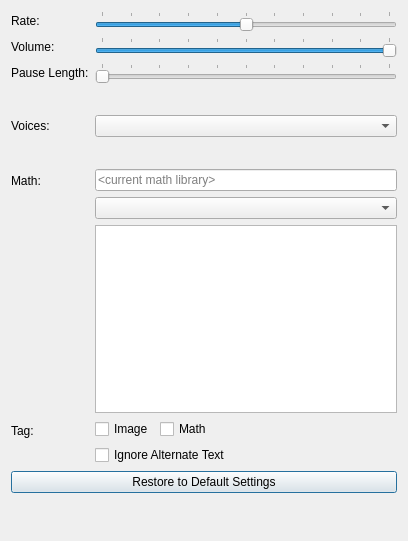
Before: the Qt Designer form src/forms/speech_settings.ui in DinoZAR/CentralAccessReader, drawn with Qt 5.
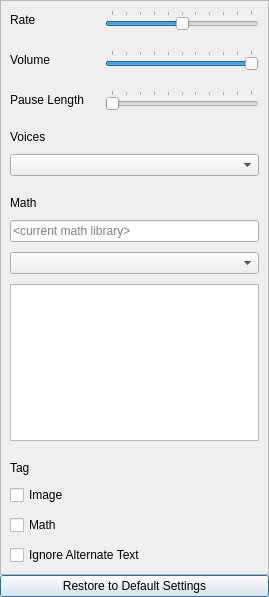
After: the same form once the commit is applied. Icons and pictures are not drawn.

Commit message: Restore buttons on the settings pages now only reset values that the settings pane reveals.

```diff
--- a/src/forms/speech_settings.ui
+++ b/src/forms/speech_settings.ui
@@ -6,8 +6,8 @@
    <rect>
     <x>0</x>
     <y>0</y>
-    <width>408</width>
-    <height>541</height>
+    <width>269</width>
+    <height>597</height>
    </rect>
   </property>
   <property name="windowTitle">
@@ -17,27 +17,42 @@
    <iconset resource="resource.qrc">
     <normaloff>:/classic/icons/speech_settings_classic.png</normaloff>:/classic/icons/speech_settings_classic.png</iconset>
   </property>
-  <layout class="QVBoxLayout" name="verticalLayout" stretch="0,0,0">
+  <layout class="QVBoxLayout" name="verticalLayout_3">
+   <property name="spacing">
+    <number>0</number>
+   </property>
+   <property name="margin">
+    <number>0</number>
+   </property>
+   <item>
+    <widget class="QScrollArea" name="scrollArea">
+     <property name="widgetResizable">
+      <bool>true</bool>
+     </property>
+     <widget class="QWidget" name="scrollAreaWidgetContents">
+      <property name="geometry">
+       <rect>
+        <x>0</x>
+        <y>0</y>
+        <width>267</width>
+        <height>572</height>
+       </rect>
+      </property>
+      <layout class="QVBoxLayout" name="verticalLayout_9">
+       <property name="spacing">
+        <number>20</number>
+       </property>
    <item>
     <layout class="QFormLayout" name="formLayout">
-     <property name="fieldGrowthPolicy">
-      <enum>QFormLayout::AllNonFixedFieldsGrow</enum>
-     </property>
      <item row="0" column="0">
       <widget class="QLabel" name="label">
        <property name="text">
-        <string>Rate:</string>
+            <string>Rate</string>
        </property>
       </widget>
      </item>
      <item row="0" column="1">
       <widget class="QSlider" name="rateSlider">
-       <property name="minimumSize">
-        <size>
-         <width>201</width>
-         <height>0</height>
-        </size>
-       </property>
        <property name="toolTip">
         <string>Words per minute slider (rate)</string>
        </property>
@@ -61,21 +76,15 @@
        </property>
       </widget>
      </item>
-     <item row="2" column="0">
+         <item row="1" column="0">
       <widget class="QLabel" name="label_2">
        <property name="text">
-        <string>Volume:</string>
+            <string>Volume</string>
        </property>
       </widget>
      </item>
-     <item row="2" column="1">
+         <item row="1" column="1">
       <widget class="QSlider" name="volumeSlider">
-       <property name="minimumSize">
-        <size>
-         <width>201</width>
-         <height>0</height>
-        </size>
-       </property>
        <property name="toolTip">
         <string>Volume slider</string>
        </property>
@@ -96,30 +105,47 @@
        </property>
       </widget>
      </item>
-     <item row="4" column="1">
-      <spacer name="verticalSpacer_3">
+         <item row="2" column="0">
+          <widget class="QLabel" name="label_6">
+           <property name="text">
+            <string>Pause Length</string>
+           </property>
+          </widget>
+         </item>
+         <item row="2" column="1">
+          <widget class="QSlider" name="pauseSlider">
+           <property name="maximum">
+            <number>10</number>
+           </property>
+           <property name="pageStep">
+            <number>1</number>
+           </property>
        <property name="orientation">
-        <enum>Qt::Vertical</enum>
-       </property>
-       <property name="sizeType">
-        <enum>QSizePolicy::Fixed</enum>
-       </property>
-       <property name="sizeHint" stdset="0">
-        <size>
-         <width>20</width>
-         <height>20</height>
-        </size>
-       </property>
-      </spacer>
-     </item>
-     <item row="5" column="0">
+            <enum>Qt::Horizontal</enum>
+           </property>
+           <property name="tickPosition">
+            <enum>QSlider::TicksAbove</enum>
+           </property>
+           <property name="tickInterval">
+            <number>1</number>
+           </property>
+          </widget>
+         </item>
+        </layout>
+       </item>
+       <item>
+        <layout class="QVBoxLayout" name="verticalLayout_5">
+         <property name="spacing">
+          <number>10</number>
+         </property>
+         <item>
       <widget class="QLabel" name="label_3">
        <property name="text">
-        <string>Voices:</string>
+            <string>Voices</string>
        </property>
       </widget>
      </item>
-     <item row="5" column="1">
+         <item>
       <widget class="QComboBox" name="voiceComboBox">
        <property name="toolTip">
         <string>Drop down box for selecting the voice</string>
@@ -129,122 +155,21 @@
        </property>
       </widget>
      </item>
-     <item row="6" column="1">
-      <spacer name="verticalSpacer_2">
-       <property name="orientation">
-        <enum>Qt::Vertical</enum>
-       </property>
-       <property name="sizeType">
-        <enum>QSizePolicy::Fixed</enum>
-       </property>
-       <property name="sizeHint" stdset="0">
-        <size>
-         <width>20</width>
-         <height>20</height>
-        </size>
-       </property>
-      </spacer>
-     </item>
-     <item row="7" column="0">
+        </layout>
+       </item>
+       <item>
+        <layout class="QVBoxLayout" name="verticalLayout_4">
+         <property name="spacing">
+          <number>10</number>
+         </property>
+         <item>
       <widget class="QLabel" name="label_5">
        <property name="text">
-        <string>Math:</string>
-       </property>
-      </widget>
-     </item>
-     <item row="8" column="0">
-      <widget class="QLabel" name="label_4">
-       <property name="text">
-        <string>Tag:</string>
-       </property>
-      </widget>
-     </item>
-     <item row="3" column="1">
-      <widget class="QSlider" name="pauseSlider">
-       <property name="maximum">
-        <number>10</number>
-       </property>
-       <property name="pageStep">
-        <number>1</number>
-       </property>
-       <property name="orientation">
-        <enum>Qt::Horizontal</enum>
-       </property>
-       <property name="tickPosition">
-        <enum>QSlider::TicksAbove</enum>
-       </property>
-       <property name="tickInterval">
-        <number>1</number>
-       </property>
-      </widget>
-     </item>
-     <item row="3" column="0">
-      <widget class="QLabel" name="label_6">
-       <property name="text">
-        <string>Pause Length:</string>
-       </property>
-      </widget>
-     </item>
-     <item row="8" column="1">
-      <layout class="QVBoxLayout" name="verticalLayout_3">
-       <item>
-        <layout class="QHBoxLayout" name="horizontalLayout_3">
-         <item>
-          <widget class="QCheckBox" name="imageTagCheckBox">
-           <property name="text">
-            <string>Image</string>
-           </property>
-          </widget>
-         </item>
-         <item>
-          <widget class="QCheckBox" name="mathTagCheckBox">
-           <property name="text">
             <string>Math</string>
            </property>
           </widget>
          </item>
          <item>
-          <spacer name="horizontalSpacer_2">
-           <property name="orientation">
-            <enum>Qt::Horizontal</enum>
-           </property>
-           <property name="sizeHint" stdset="0">
-            <size>
-             <width>40</width>
-             <height>20</height>
-            </size>
-           </property>
-          </spacer>
-         </item>
-        </layout>
-       </item>
-       <item>
-        <layout class="QHBoxLayout" name="horizontalLayout_4">
-         <item>
-          <widget class="QCheckBox" name="ignoreAltTextCheckBox">
-           <property name="text">
-            <string>Ignore Alternate Text</string>
-           </property>
-          </widget>
-         </item>
-         <item>
-          <spacer name="horizontalSpacer_3">
-           <property name="orientation">
-            <enum>Qt::Horizontal</enum>
-           </property>
-           <property name="sizeHint" stdset="0">
-            <size>
-             <width>40</width>
-             <height>20</height>
-            </size>
-           </property>
-          </spacer>
-         </item>
-        </layout>
-       </item>
-      </layout>
-     </item>
-     <item row="7" column="1">
       <layout class="QVBoxLayout" name="verticalLayout_2">
        <item>
         <widget class="QLineEdit" name="mathLibraryDisplay">
@@ -276,7 +201,44 @@
     </layout>
    </item>
    <item>
-    <layout class="QHBoxLayout" name="horizontalLayout">
+        <layout class="QVBoxLayout" name="verticalLayout">
+         <property name="spacing">
+          <number>10</number>
+         </property>
+         <item>
+          <widget class="QLabel" name="label_4">
+           <property name="text">
+            <string>Tag</string>
+           </property>
+          </widget>
+         </item>
+         <item>
+          <widget class="QCheckBox" name="imageTagCheckBox">
+           <property name="text">
+            <string>Image</string>
+           </property>
+          </widget>
+         </item>
+         <item>
+          <widget class="QCheckBox" name="mathTagCheckBox">
+           <property name="text">
+            <string>Math</string>
+           </property>
+          </widget>
+         </item>
+         <item>
+          <widget class="QCheckBox" name="ignoreAltTextCheckBox">
+           <property name="text">
+            <string>Ignore Alternate Text</string>
+           </property>
+          </widget>
+         </item>
+        </layout>
+       </item>
+      </layout>
+     </widget>
+    </widget>
+   </item>
      <item>
       <widget class="QPushButton" name="restoreButton">
        <property name="toolTip">
@@ -288,21 +250,6 @@
       </widget>
      </item>
     </layout>
-   </item>
-   <item>
-    <spacer name="verticalSpacer">
-     <property name="orientation">
-      <enum>Qt::Vertical</enum>
-     </property>
-     <property name="sizeHint" stdset="0">
-      <size>
-       <width>20</width>
-       <height>40</height>
-      </size>
-     </property>
-    </spacer>
-   </item>
-  </layout>
  </widget>
  <tabstops>
   <tabstop>rateSlider</tabstop>
```
Left out of the diff: 7 changed lines with no effect on the pictures. Lines whose indentation alone changed are shown as unchanged. The commit also changes 5 other files.
